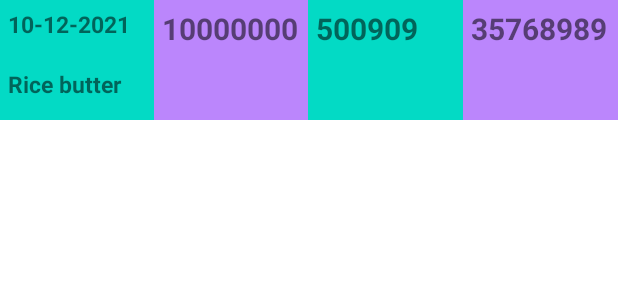
After one commit to Liakot-ali/EasyTransaction, an Android app: the layout details_sample_recycle_view.xml on its own in the app's theme, with its tools: preview values and no code run, on a phone screen of 412 x 824 dp. The commit adds this screen. Shown: the top 300 px of the screen. Run offline under Robolectric (Android 15) with nearby library versions, the phone set to English and light mode, and no system bars.

Commit message:
details added

```diff
--- /dev/null
+++ b/app/src/main/res/layout/details_sample_recycle_view.xml
@@ -0,0 +1,86 @@
+<?xml version="1.0" encoding="utf-8"?>
+<LinearLayout xmlns:android="http://schemas.android.com/apk/res/android"
+    android:layout_width="match_parent"
+    android:orientation="vertical"
+    android:layout_height="match_parent">
+
+    <LinearLayout
+        android:layout_width="match_parent"
+        android:layout_height="80dp"
+        android:weightSum="8"
+        android:orientation="horizontal">
+
+
+        <LinearLayout
+            android:layout_weight="2"
+            android:layout_width="0dp"
+            android:weightSum="2"
+            android:layout_height="match_parent"
+            android:orientation="vertical">
+
+            <TextView
+                android:id="@+id/explanation_sample_details"
+                android:layout_weight="1"
+                android:layout_width="match_parent"
+                android:layout_height="0dp"
+                android:text="10-12-2021"
+                android:textStyle="bold"
+                android:padding="5dp"
+                android:textSize="15sp"
+                android:background="@color/teal_200"
+                />
+            <TextView
+                android:id="@+id/Explanation_sample_details"
+                android:layout_weight="1"
+                android:layout_width="match_parent"
+                android:layout_height="0dp"
+                android:text="Rice butter"
+                android:padding="5dp"
+                android:textSize="15sp"
+                android:textStyle="bold"
+                android:background="@color/teal_200"
+                />
+
+        </LinearLayout>
+        <TextView
+            android:id="@+id/Expensemoney_sample_details"
+            android:layout_weight="2"
+            android:layout_width="0dp"
+            android:layout_height="match_parent"
+            android:text="10000000"
+            android:padding="5dp"
+            android:textSize="20sp"
+            android:textStyle="bold"
+            android:background="@color/purple_200"
+            />
+
+        <TextView
+            android:id="@+id/getmoney_sample_details"
+            android:layout_weight="2"
+            android:layout_width="0dp"
+            android:layout_height="match_parent"
+            android:text="500909"
+            android:padding="5dp"
+            android:textSize="20sp"
+            android:textStyle="bold"
+            android:background="@color/teal_200"
+            />
+
+        <TextView
+            android:id="@+id/remain_sample_details"
+            android:layout_weight="2"
+            android:layout_width="0dp"
+            android:layout_height="match_parent"
+            android:text="35768989"
+            android:padding="5dp"
+            android:textSize="20sp"
+            android:textStyle="bold"
+            android:background="@color/purple_200"
+            />
+
+    </LinearLayout>
+
+
+
+
+</LinearLayout>
```
Also changed, not shown: app/src/main/res/layout/activity_details.xml (+140 -2 lines).
